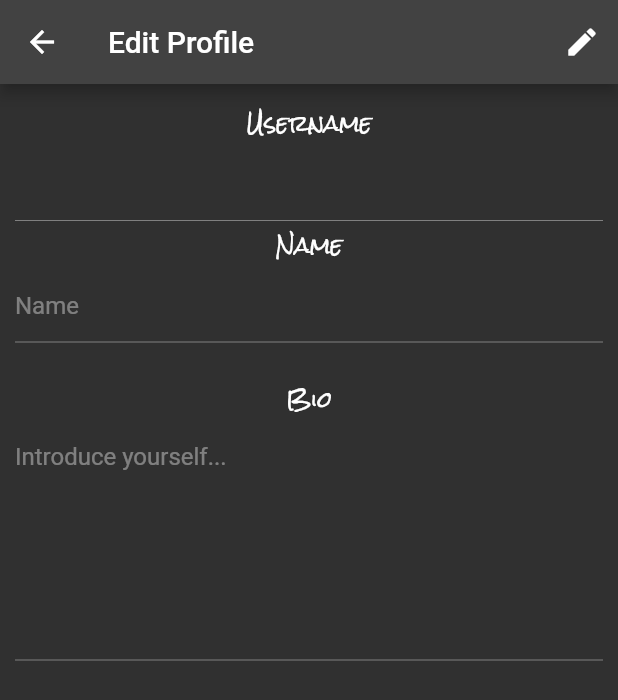
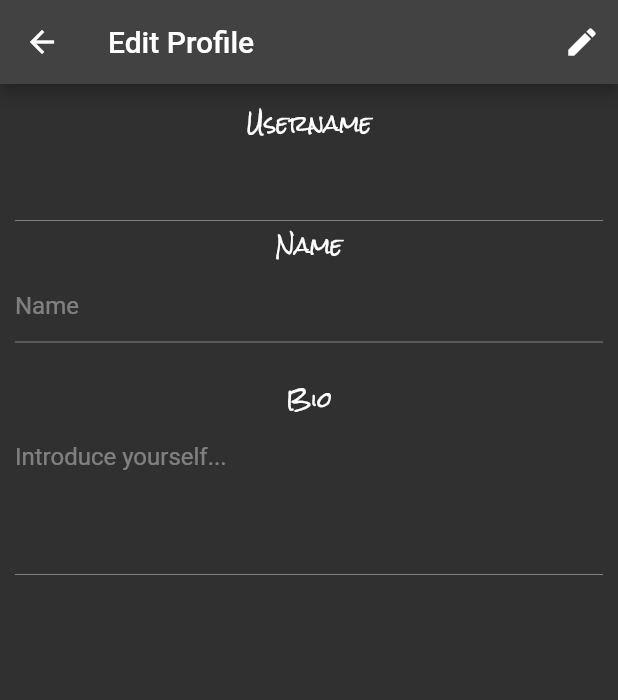
Before and after one commit to tnguyenthuyanh/Mobile-App-project---Creating-a-social-media-app, a Flutter app: the BioScreen screen opened directly with empty values, after a tap on the "edit" icon, on a phone screen of 412 x 824 dp. Shown: the top 700 px of the screen. Run offline on Flutter 3.47's test engine with Material 2 defaults, Android fonts, the phone set to English and light mode, and no system bars; our stand-ins replace cloud_firestore, firebase_auth, firebase_core, firebase_storage, image_picker; missing offline and left inert: google_ml_kit; accounts and stored records are empty.

```diff
--- a/lib/controller/firestore_controller.dart
+++ b/lib/controller/firestore_controller.dart
@@ -193,18 +193,18 @@ class FirestoreController {
   }
 
   static Future<Map> getBio({
-    required User user,
+    required String uid,
   }) async {
     // check if doc already existed in db
     QuerySnapshot querySnapshot = await FirebaseFirestore.instance
         .collection(Constant.BIO_COLLECTION)
-        .where('uid', isEqualTo: user.uid)
+        .where('uid', isEqualTo: uid)
         .get();
     if (querySnapshot.size == 0) {
-      return {'name': "", 'bio': ""};
+      return {'name': "", 'bio': "", 'uid': ""};
     } else {
       var i = querySnapshot.docs[0];
-      return {'name': i['name'], 'bio': i['bio']};
+      return {'name': i['name'], 'bio': i['bio'], "uid": i['uid']};
     }
   }
 
--- a/lib/viewscreen/bio_screen.dart
+++ b/lib/viewscreen/bio_screen.dart
@@ -11,7 +11,10 @@ class BioScreen extends StatefulWidget {
   final Map profile;
   final int numberOfPhotos;
 
-  BioScreen({required this.user, required this.profile, required this.numberOfPhotos});
+  BioScreen(
+      {required this.user,
+      required this.profile,
+      required this.numberOfPhotos});
 
   @override
   State<StatefulWidget> createState() {
@@ -34,8 +37,10 @@ class _BioState extends State<BioScreen> {
   Widget build(BuildContext context) {
     return Scaffold(
       appBar: AppBar(
-        title: Text('Information'),
-        actions: [IconButton(onPressed: con.edit, icon: Icon(Icons.edit))],
+        title: Text('Profile'),
+        actions: widget.profile['uid'] == widget.user.uid
+            ? [IconButton(onPressed: con.edit, icon: Icon(Icons.edit))]
+            : null,
       ),
       body: SingleChildScrollView(
         child: Column(
@@ -59,7 +64,9 @@ class _BioState extends State<BioScreen> {
                     mainAxisAlignment: MainAxisAlignment.center,
                     children: [
                       Text(
-                        con.orgName == "" ? "N/A" : con.orgName,
+                        widget.profile['name'] == ""
+                            ? "N/A"
+                            : widget.profile['name'],
                         style: TextStyle(
                           fontSize: 20.0,
                         ),
@@ -101,7 +108,7 @@ class _BioState extends State<BioScreen> {
                                       height: 5.0,
                                     ),
                                     Text(
-                                      con.numberOfPhotos.toString(),
+                                      widget.numberOfPhotos.toString(),
                                       style: TextStyle(
                                         fontSize: 20.0,
                                         color: Colors.pinkAccent,
@@ -143,12 +150,15 @@ class _BioState extends State<BioScreen> {
               ),
             ),
             Container(
-              height: MediaQuery.of(context).size.height,
+              height: MediaQuery.of(context).size.height * 0.45,
               decoration: BoxDecoration(
                   gradient: LinearGradient(
                       begin: Alignment.topCenter,
                       end: Alignment.bottomLeft,
-                      colors: [Colors.white70, Colors.blue])),
+                      colors: [
+                    Colors.blue,
+                    Colors.orange[200]!,
+                  ])),
               child: Padding(
                 padding: const EdgeInsets.all(20),
                 child: Column(
@@ -157,14 +167,18 @@ class _BioState extends State<BioScreen> {
                   children: [
                     Text(
                       'Bio:',
-                      style: Theme.of(context).textTheme.headline6,
+                      style: TextStyle(
+                        color: Colors.yellow,
+                        fontSize: 18.0,
+                      ),
                     ),
                     Divider(
                       color: Colors.yellow,
                       height: 30.0, // space betwen top or bottom item
                     ),
                     Text(
-                      con.orgBio,
+                      widget.profile['bio'],
+                      maxLines: 6,
                       style: Theme.of(context).textTheme.headline6,
                     ),
                     Divider(
@@ -184,19 +198,11 @@ class _BioState extends State<BioScreen> {
 
 class _Controller {
   late _BioState state;
-  late String orgName;
-  late String orgBio;
-  late int numberOfPhotos;
-
-  _Controller(this.state) {
-    orgName = state.widget.profile['name'];
-    orgBio = state.widget.profile['bio'];
-    numberOfPhotos = state.widget.numberOfPhotos;
-  }
+  _Controller(this.state);
 
   void edit() async {
     try {
-      Map profile = await FirestoreController.getBio(user: state.widget.user);
+      Map profile = await FirestoreController.getBio(uid: state.widget.user.uid);
       await Navigator.pushNamed(state.context, EditProfileScreen.routeName,
           arguments: {
             ARGS.Profile: profile,
--- a/lib/viewscreen/editprofile_screen.dart
+++ b/lib/viewscreen/editprofile_screen.dart
@@ -93,7 +93,7 @@ class _EditProfileState extends State<EditProfileScreen> {
                   autocorrect: false,
                   onSaved: con.saveBio,
                   keyboardType: TextInputType.multiline,
-                  maxLines: 7,
+                  maxLines: 4,
                   maxLength: 200,
                   enabled: editMode,
                 ),
--- a/lib/viewscreen/signin_screen.dart
+++ b/lib/viewscreen/signin_screen.dart
@@ -148,7 +148,7 @@ class _Controller {
       List<PhotoMemo> photoMemoList =
           await FirestoreController.getPhotoMemoList(uid: user!.uid);
 
-      Map profile = await FirestoreController.getBio(user: user);
+      Map profile = await FirestoreController.getBio(uid: user.uid);
 
       MyDialog.circularProgressStop(state.context);
 
--- a/lib/viewscreen/userhome_screen.dart
+++ b/lib/viewscreen/userhome_screen.dart
@@ -222,7 +222,7 @@ class _Controller {
 
   void seeProfile() async {
     try {
-      Map profile = await FirestoreController.getBio(user: state.widget.user);
+      Map profile = await FirestoreController.getBio(uid: state.widget.user.uid);
       int numberOfPhotos =
           await FirestoreController.getNumberOfPhotos(user: state.widget.user);
       await Navigator.pushNamed(state.context, BioScreen.routeName, arguments: {
```
Also changed, not shown: lib/viewscreen/detailedview_screen.dart (+61 -8 lines), lib/viewscreen/sharedwith_screen.dart (+35 -11 lines).
